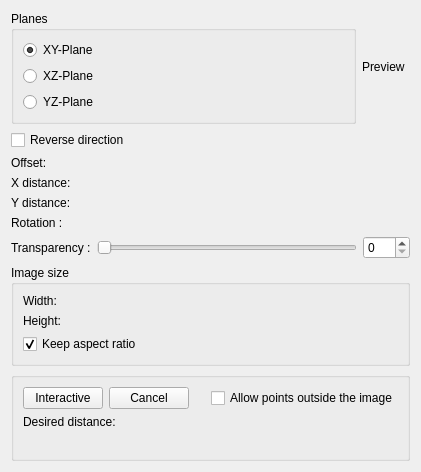
Qt form src/Gui/TaskView/TaskImage.ui (southseact-3d/fcd) before a commit.
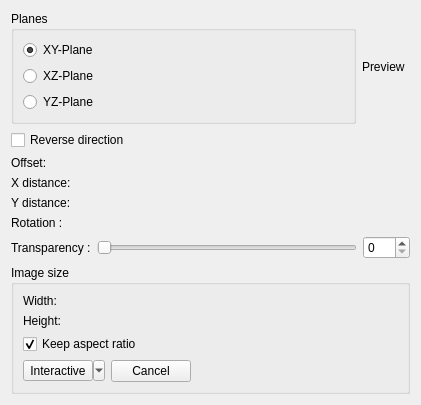
The same form after that commit. Custom widgets are drawn as their Qt base class.

Commit message: TaskImage: rework interactive scaling tool.

Patch:
```diff
--- a/src/Gui/TaskView/TaskImage.ui
+++ b/src/Gui/TaskView/TaskImage.ui
@@ -245,25 +245,19 @@
         </property>
        </widget>
       </item>
-     </layout>
-    </widget>
-   </item>
-   <item row="8" column="0" colspan="2">
-    <widget class="QGroupBox" name="groupBox_2">
-     <property name="title">
-      <string/>
-     </property>
-     <layout class="QGridLayout" name="gridLayout_3">
-      <item row="0" column="0">
+	  <item row="2" column="0">
        <layout class="QHBoxLayout" name="horizontalLayout">
         <item>
-         <widget class="QPushButton" name="pushButtonScale">
+         <widget class="QToolButton" name="pushButtonScale">
           <property name="toolTip">
            <string>Interactively scale the image</string>
           </property>
           <property name="text">
            <string>Interactive</string>
           </property>
+          <property name="popupMode">
+           <enum>QToolButton::MenuButtonPopup</enum>
+          </property>
          </widget>
         </item>
         <item>
@@ -286,49 +280,8 @@
           </property>
          </spacer>
         </item>
-        <item>
-         <widget class="QCheckBox" name="checkBoxOutside">
-          <property name="sizePolicy">
-           <sizepolicy hsizetype="MinimumExpanding" vsizetype="Fixed">
-            <horstretch>0</horstretch>
-            <verstretch>0</verstretch>
-           </sizepolicy>
-          </property>
-          <property name="text">
-           <string>Allow points outside the image</string>
-          </property>
-         </widget>
-        </item>
        </layout>
       </item>
-      <item row="1" column="0">
-       <layout class="QHBoxLayout" name="horizontalLayout_2">
-        <item>
-         <widget class="QLabel" name="labelDistance">
-          <property name="text">
-           <string>Desired distance:</string>
-          </property>
-         </widget>
-        </item>
-        <item>
-         <widget class="Gui::QuantitySpinBox" name="quantitySpinBox">
-          <property name="enabled">
-           <bool>false</bool>
-          </property>
-          <property name="unit" stdset="0">
-           <string notr="true">mm</string>
-          </property>
-         </widget>
-        </item>
-       </layout>
-      </item>
-      <item row="2" column="0">
-       <widget class="QLabel" name="labelInstruction">
-        <property name="text">
-         <string/>
-        </property>
-       </widget>
-      </item>
      </layout>
     </widget>
    </item>
```
The commit also changes 2 other files.
